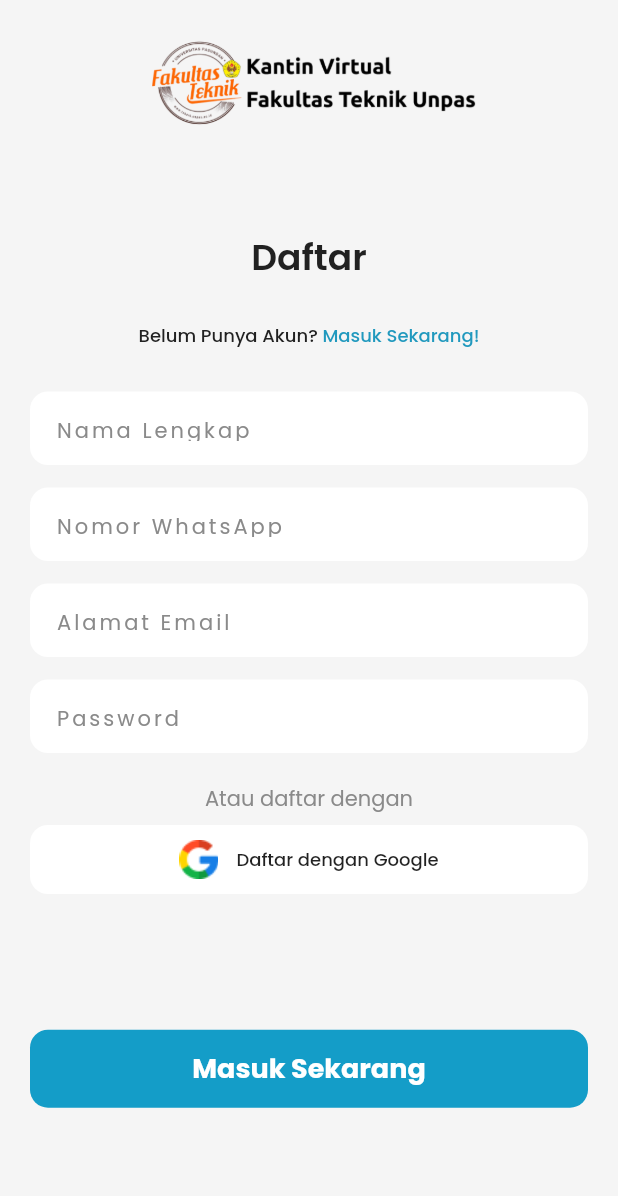
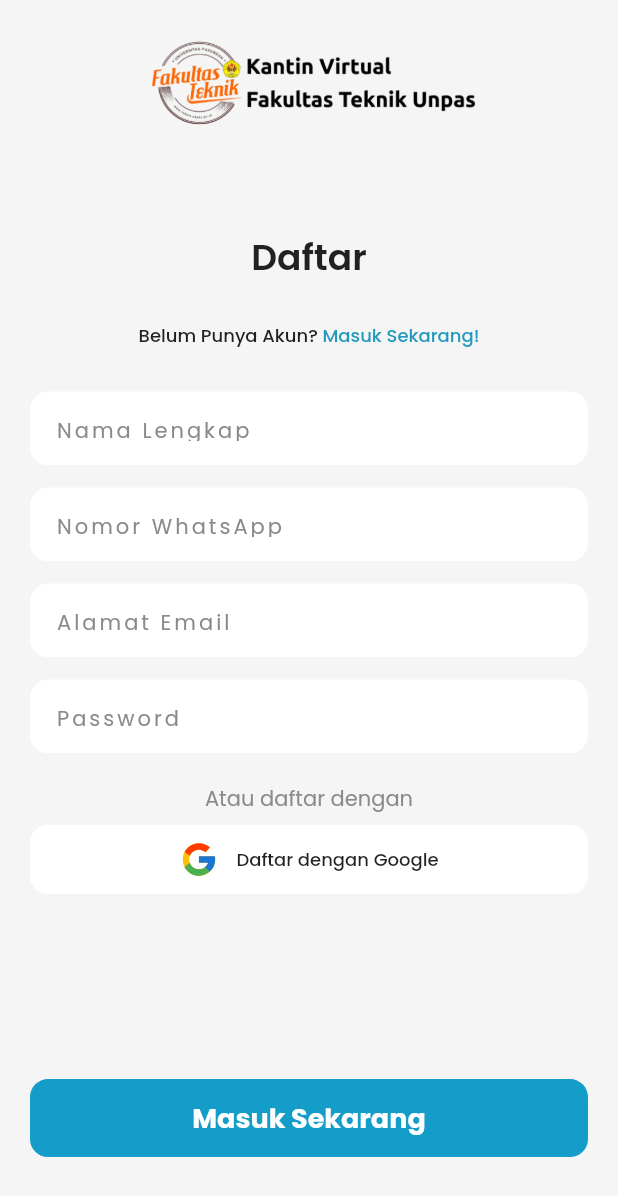
Before and after one commit to anugrahsputra/kantin_online, a Flutter app: the screen it shows after launch, after a tap on "Daftar Sekarang!", on a phone screen of 412 x 824 dp. Shown: the top 1196 px of the screen. Run offline on Flutter 3.47's test engine with Material 2 defaults, Android fonts, the phone set to English and light mode, and no system bars; our stand-ins replace flutter_svg, google_fonts.

Commit message:
change png icons to svg icons

```diff
--- a/lib/screens/sign_in_screeen.dart
+++ b/lib/screens/sign_in_screeen.dart
@@ -1,4 +1,5 @@
 import 'package:flutter/material.dart';
+import 'package:flutter_svg/flutter_svg.dart';
 
 import '../constant.dart';
 
@@ -97,6 +98,7 @@ class SignIn extends StatelessWidget {
         borderRadius: BorderRadius.circular(12),
       ),
       child: TextFormField(
+        keyboardType: TextInputType.emailAddress,
         decoration: InputDecoration.collapsed(
           hintText: 'Alamat Email',
           hintStyle: primaryText.copyWith(
@@ -165,8 +167,8 @@ class SignIn extends StatelessWidget {
                 mainAxisAlignment: MainAxisAlignment.center,
                 mainAxisSize: MainAxisSize.max,
                 children: [
-                  Image.asset(
-                    'assets/icons/google_logo_color.png',
+                  SvgPicture.asset(
+                    'assets/icons/icons8-google.svg',
                     height: 26,
                   ),
                   const SizedBox(
--- a/lib/screens/sign_up_screen.dart
+++ b/lib/screens/sign_up_screen.dart
@@ -1,4 +1,6 @@
 import 'package:flutter/material.dart';
+import 'package:flutter/services.dart';
+import 'package:flutter_svg/flutter_svg.dart';
 import 'package:kantin_online/constant.dart';
 
 class SignUp extends StatelessWidget {
@@ -18,7 +20,7 @@ class SignUp extends StatelessWidget {
           emailInput(),
           passwordInput(),
           googleSignIn(),
-          SizedBox(height: height * 0.06),
+          SizedBox(height: height * 0.10),
           signInButton(context),
         ],
       ),
@@ -67,7 +69,7 @@ class SignUp extends StatelessWidget {
                 ),
               ),
               GestureDetector(
-                onTap: () => Navigator.pushNamed(context, '/'),
+                onTap: () => Navigator.pop(context),
                 child: Text(
                   'Masuk Sekarang!',
                   style: primaryText.copyWith(
@@ -98,6 +100,7 @@ class SignUp extends StatelessWidget {
         borderRadius: BorderRadius.circular(12),
       ),
       child: TextFormField(
+        keyboardType: TextInputType.text,
         decoration: InputDecoration.collapsed(
           hintText: 'Nama Lengkap',
           hintStyle: primaryText.copyWith(
@@ -124,6 +127,8 @@ class SignUp extends StatelessWidget {
         borderRadius: BorderRadius.circular(12),
       ),
       child: TextFormField(
+        inputFormatters: [FilteringTextInputFormatter.digitsOnly],
+        keyboardType: TextInputType.phone,
         decoration: InputDecoration.collapsed(
           hintText: 'Nomor WhatsApp',
           hintStyle: primaryText.copyWith(
@@ -150,6 +155,7 @@ class SignUp extends StatelessWidget {
         borderRadius: BorderRadius.circular(12),
       ),
       child: TextFormField(
+        keyboardType: TextInputType.emailAddress,
         decoration: InputDecoration.collapsed(
           hintText: 'Alamat Email',
           hintStyle: primaryText.copyWith(
@@ -218,8 +224,8 @@ class SignUp extends StatelessWidget {
                 mainAxisAlignment: MainAxisAlignment.center,
                 mainAxisSize: MainAxisSize.max,
                 children: [
-                  Image.asset(
-                    'assets/icons/google_logo_color.png',
+                  SvgPicture.asset(
+                    'assets/icons/icons8-google.svg',
                     height: 26,
                   ),
                   const SizedBox(
```
Also changed, not shown: lib/screens/mainscreen.dart (+22 -21 lines).
